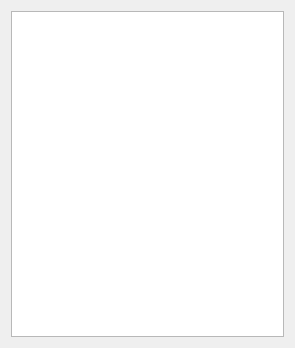
Old version of the form errorwindow.ui in the repository Thunderspies/launcher.
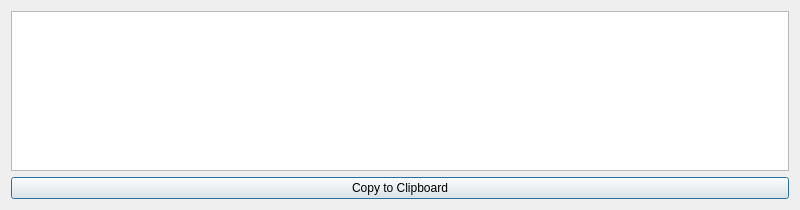
New version of the form.

Commit message:
Revamp Error Window
Previously, the error window used a list view to display individual
errors. Now it reads the error log file into a read-only text area. A
button to copy its contents to the clipboard is also added for
convenience.

The edit to the form file:
```diff
--- a/errorwindow.ui
+++ b/errorwindow.ui
@@ -6,13 +6,25 @@
    <rect>
     <x>0</x>
     <y>0</y>
-    <width>295</width>
-    <height>348</height>
+    <width>800</width>
+    <height>210</height>
    </rect>
   </property>
+  <property name="sizePolicy">
+   <sizepolicy hsizetype="MinimumExpanding" vsizetype="Preferred">
+    <horstretch>0</horstretch>
+    <verstretch>0</verstretch>
+   </sizepolicy>
+  </property>
+  <property name="minimumSize">
+   <size>
+    <width>800</width>
+    <height>0</height>
+   </size>
+  </property>
   <property name="maximumSize">
    <size>
-    <width>300</width>
+    <width>16777215</width>
     <height>16777215</height>
    </size>
   </property>
@@ -21,7 +33,30 @@
   </property>
   <layout class="QVBoxLayout" name="verticalLayout">
    <item>
-    <widget class="QListWidget" name="errors"/>
+    <widget class="QPlainTextEdit" name="errorText">
+     <property name="sizePolicy">
+      <sizepolicy hsizetype="Expanding" vsizetype="Preferred">
+       <horstretch>0</horstretch>
+       <verstretch>0</verstretch>
+      </sizepolicy>
+     </property>
+     <property name="readOnly">
+      <bool>true</bool>
+     </property>
+    </widget>
+   </item>
+   <item>
+    <widget class="QPushButton" name="copyButton">
+     <property name="sizePolicy">
+      <sizepolicy hsizetype="Minimum" vsizetype="Fixed">
+       <horstretch>0</horstretch>
+       <verstretch>0</verstretch>
+      </sizepolicy>
+     </property>
+     <property name="text">
+      <string>Copy to Clipboard</string>
+     </property>
+    </widget>
    </item>
   </layout>
  </widget>
```
Left out of the diff: 2 changed lines with no effect on the pictures. The commit also changes 4 other files.
